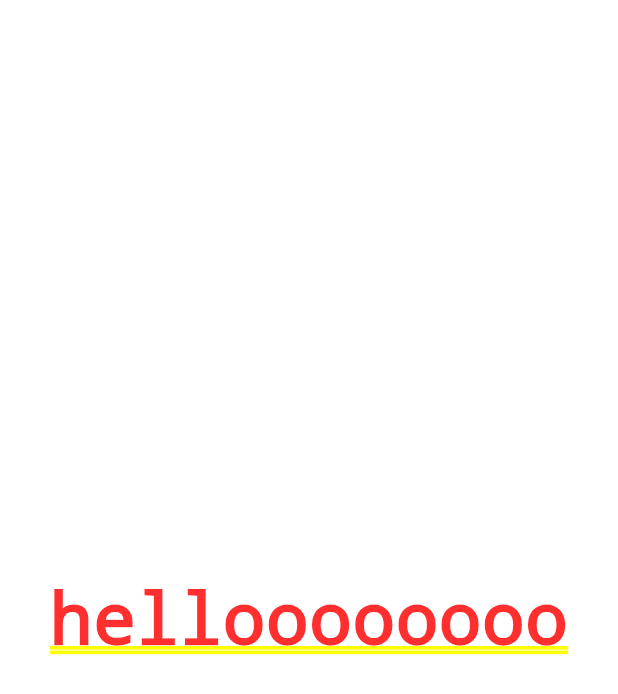
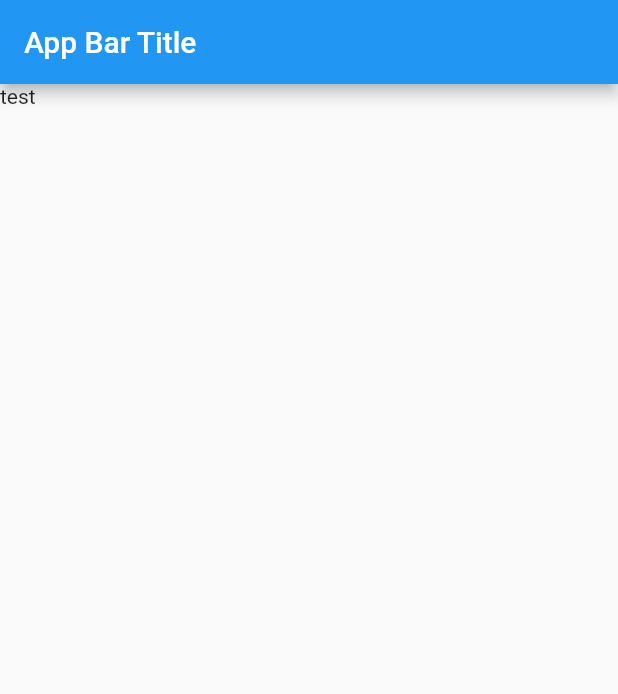
Before and after one commit to djrumph/flutter, a Flutter app: the screen it shows after launch, on a phone screen of 412 x 824 dp. Shown: the top 694 px of the screen. Run offline on Flutter 3.47's test engine with Material 2 defaults, Android fonts, the phone set to English and light mode, and no system bars.

Commit message:
black screen problem

```diff
--- a/works/lib/main.dart
+++ b/works/lib/main.dart
@@ -8,11 +8,19 @@ class MyApp extends StatelessWidget {
   Widget build(BuildContext context) {
     return new MaterialApp(
       title:"myApp test",
-      home: new Center(
-        child: new Text("helloooooooo"),
+      home: new Scaffold(
+        appBar: new AppBar(
+          title: new Text("App Bar Title"),
+        ),
+       body: new HomeWidget(),
       )
     );
-
+  }
 }
 
+class HomeWidget extends StatelessWidget {
+  @override
+  Widget build(BuildContext context){
+    return new Text("test");
+  }
 }
```
